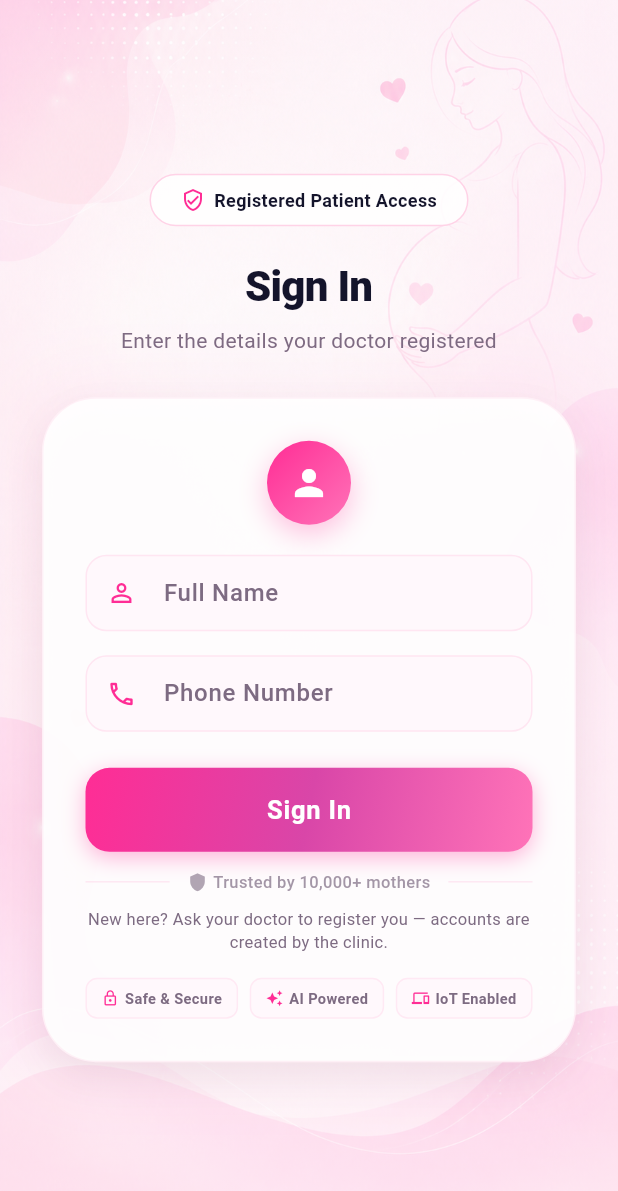
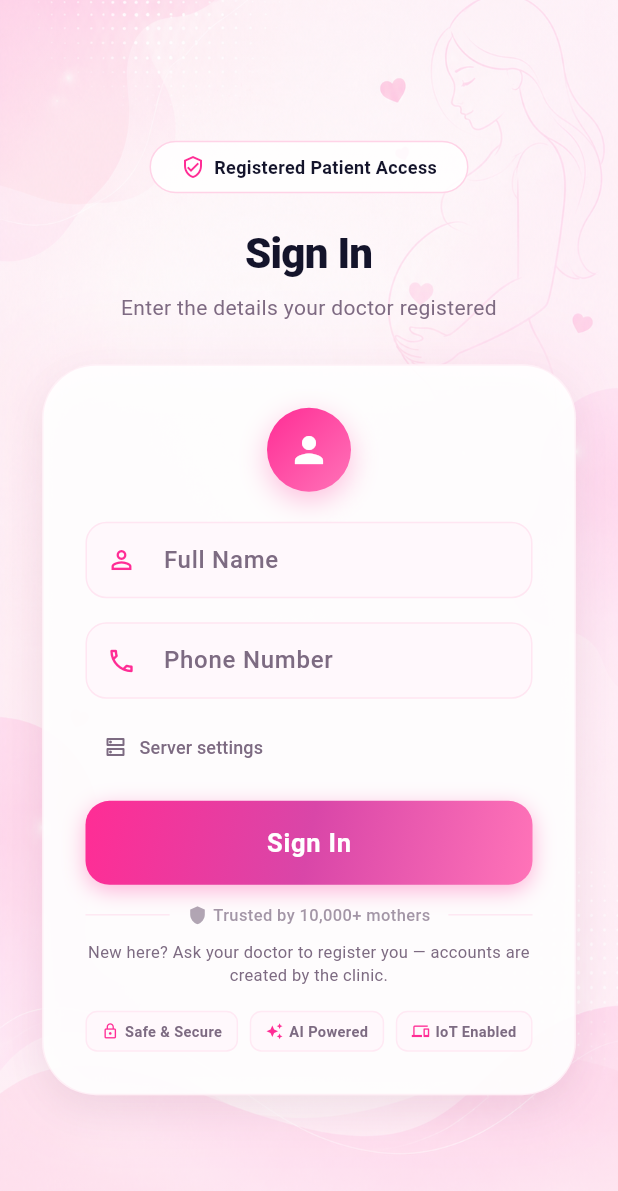
Before and after one commit to Naveen-Git-12/iot-nestora, a Flutter app: the screen it shows after launch, on a phone screen of 412 x 824 dp. Shown: the top 1191 px of the screen. Run offline on Flutter 3.47's test engine with Material 3 defaults, Android fonts, the phone set to English and light mode, and no system bars; our stand-ins replace flutter_blue_plus, shared_preferences.

Commit message:
fix(firmware): reject HR artifacts - stricter autocorrelation gate (0.55), 180 BPM ceiling, median outlier gate; login screen server settings

```diff
--- a/mobile/lib/screens/login_screen.dart
+++ b/mobile/lib/screens/login_screen.dart
@@ -307,8 +307,10 @@ class LoginScreen extends StatefulWidget {
 class _LoginScreenState extends State<LoginScreen> {
   final _nameController = TextEditingController();
   final _phoneController = TextEditingController();
+  final _serverController = TextEditingController();
   bool _checking = true;
   bool _busy = false;
+  bool _showServer = false;
 
   @override
   void initState() {
@@ -317,6 +319,8 @@ class _LoginScreenState extends State<LoginScreen> {
   }
 
   Future<void> _autoLogin() async {
+    await ApiService.loadBase();
+    _serverController.text = await SessionService.loadServerIp();
     final loggedIn = await SessionService.isLoggedIn();
     if (!mounted) return;
     if (loggedIn) {
@@ -330,6 +334,7 @@ class _LoginScreenState extends State<LoginScreen> {
   void dispose() {
     _nameController.dispose();
     _phoneController.dispose();
+    _serverController.dispose();
     super.dispose();
   }
 
@@ -343,6 +348,11 @@ class _LoginScreenState extends State<LoginScreen> {
     if (phone.replaceAll(RegExp(r'\D'), '').length < 10) {
       _showError('Please enter a valid 10-digit phone number');
       return;
+    }
+    final ip = _serverController.text.trim();
+    if (ip.isNotEmpty) {
+      await SessionService.saveServerIp(ip);
+      await ApiService.loadBase();
     }
     setState(() => _busy = true);
 
@@ -477,7 +487,38 @@ class _LoginScreenState extends State<LoginScreen> {
                             icon: Icons.phone_outlined,
                             keyboardType: TextInputType.phone,
                           ),
-                          const SizedBox(height: 24),
+                          const SizedBox(height: 8),
+                          Align(
+                            alignment: Alignment.centerLeft,
+                            child: TextButton.icon(
+                              onPressed: () =>
+                                  setState(() => _showServer = !_showServer),
+                              icon: Icon(
+                                _showServer
+                                    ? Icons.expand_less
+                                    : Icons.dns_outlined,
+                                size: 16,
+                                color: ThemeColors.subtitle,
+                              ),
+                              label: const Text(
+                                'Server settings',
+                                style: TextStyle(
+                                  fontSize: 12,
+                                  color: ThemeColors.subtitle,
+                                ),
+                              ),
+                            ),
+                          ),
+                          if (_showServer) ...[
+                            const SizedBox(height: 4),
+                            CustomTextField(
+                              controller: _serverController,
+                              label: 'Server IP (no port)',
+                              icon: Icons.lan_outlined,
+                            ),
+                            const SizedBox(height: 8),
+                          ],
+                          const SizedBox(height: 12),
                           GradientButton(
                               onPressed: _busy ? () {} : _login,
                               busy: _busy),
```
Also changed, not shown: 1 other file.
